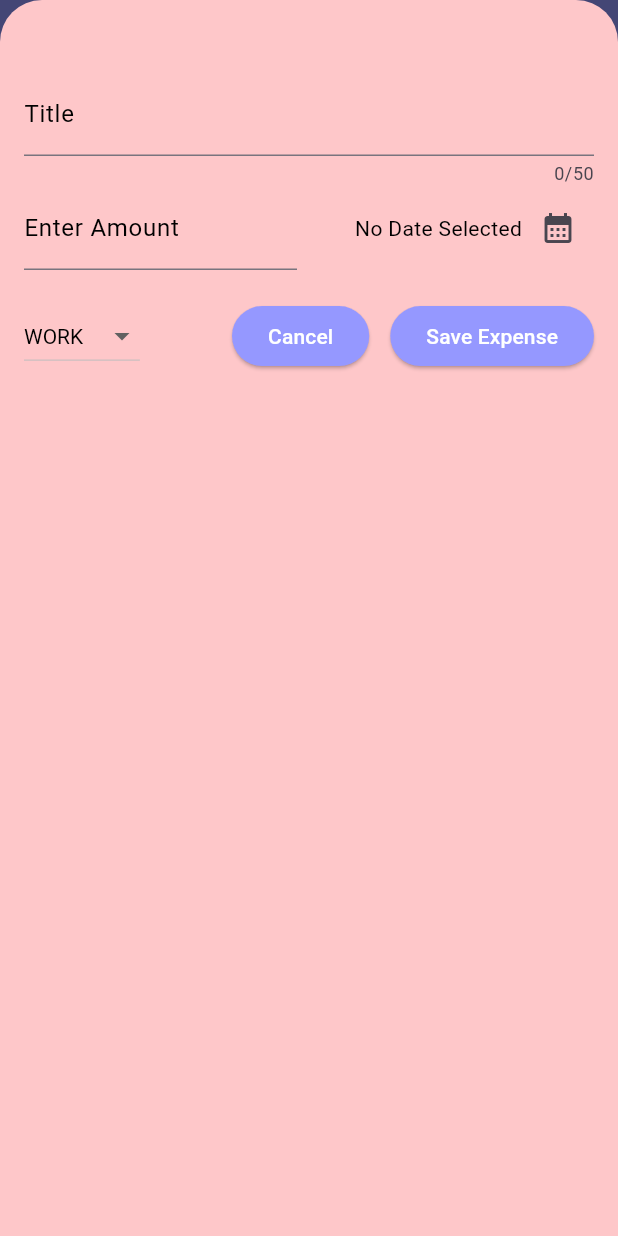
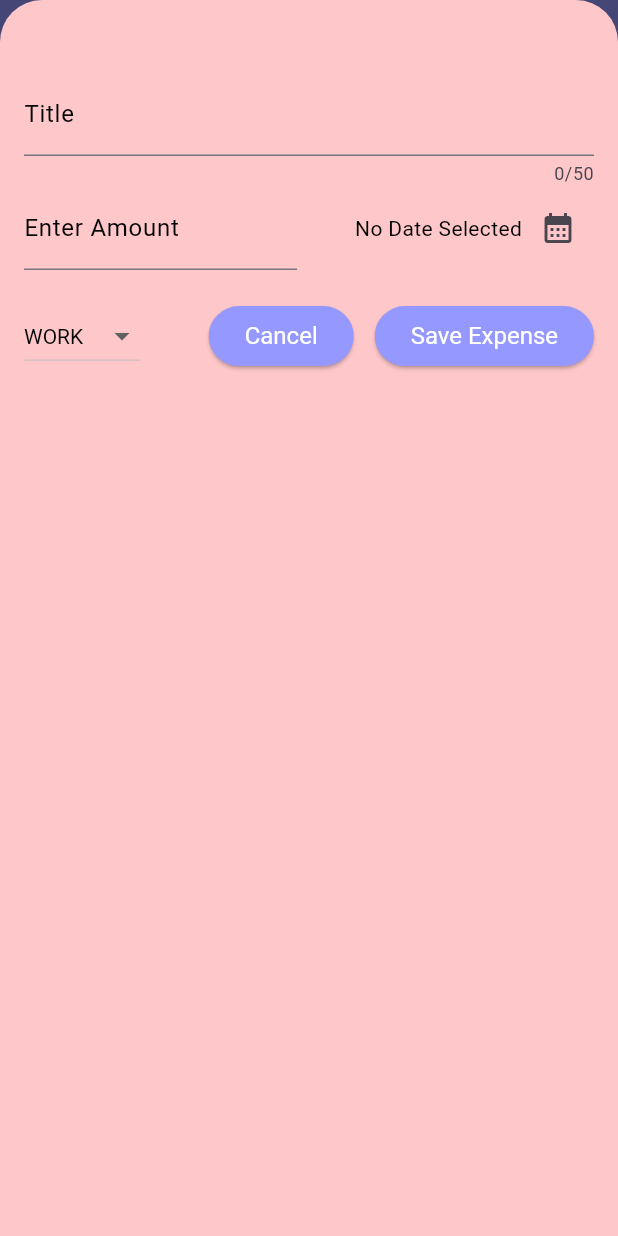
Before and after one commit to ajax-39/Flutter_BudgetBuddy, a Flutter app: the screen it shows after launch, after a tap on the "add" icon, on a phone screen of 412 x 824 dp. Run offline on Flutter 3.47's test engine with Material 3 defaults, Android fonts, the phone set to English and light mode, and no system bars.

```diff
--- a/lib/main.dart
+++ b/lib/main.dart
@@ -1,9 +1,16 @@
 import 'package:flutter/material.dart';
 import 'package:expense_tracker/widgets/expenses.dart';
+// import 'package:flutter/services.dart';
 
 var kDarkColorScheme = ColorScheme.fromSeed(seedColor: Colors.black);
 
 void main() {
+  //set the orientation
+  //lock in portrait
+  // WidgetsFlutterBinding.ensureInitialized();
+  // SystemChrome.setPreferredOrientations([
+  //   DeviceOrientation.portraitUp,
+  // ]).then((fn) {});
   runApp(
     MaterialApp(
       //setting up theme
@@ -32,9 +39,11 @@ void main() {
         //button theme
         elevatedButtonTheme: ElevatedButtonThemeData(
           style: ElevatedButton.styleFrom(
-            backgroundColor: const Color(0xFF9598ff),
-            foregroundColor: Colors.white,
-          ),
+              backgroundColor: const Color(0xFF9598ff),
+              foregroundColor: Colors.white,
+              textStyle: TextStyle(
+                fontSize: 16,
+              )),
         ),
         textTheme: const TextTheme(
           titleLarge: TextStyle(
--- a/lib/widgets/expenses.dart
+++ b/lib/widgets/expenses.dart
@@ -3,6 +3,7 @@ import 'package:expense_tracker/widgets/new_expense.dart';
 import 'package:flutter/material.dart';
 import 'package:expense_tracker/models/expenses.dart';
 import 'package:expense_tracker/widgets/expenses_list/expenses_list.dart';
+import 'package:flutter/widgets.dart';
 
 class Expenses extends StatefulWidget {
   const Expenses({super.key});
@@ -99,6 +100,9 @@ class _ExpensesState extends State<Expenses> {
 
   @override
   Widget build(context) {
+    //find available width
+    var width = MediaQuery.of(context).size.width;
+
     Widget mainContent = const Center(
       child: Text('No Expense found.Start adding some!'),
     );
@@ -121,7 +125,8 @@ class _ExpensesState extends State<Expenses> {
         ],
       ),
       //
-      body: Column(
+      body: (width < 600)
+          ? Column(
               children: [
                 const SizedBox(
                   height: 10,
@@ -131,6 +136,17 @@ class _ExpensesState extends State<Expenses> {
                   child: mainContent,
                 ),
               ],
+            )
+          : Row(
+              children: [
+                const SizedBox(
+                  height: 10,
+                ),
+                Expanded(child: Chart(expenses: registerdExpenses)),
+                Expanded(
+                  child: mainContent,
+                ),
+              ],
             ),
     );
   }
--- a/lib/widgets/new_expense.dart
+++ b/lib/widgets/new_expense.dart
@@ -104,8 +104,15 @@ class _NewExpenseState extends State<NewExpense> {
 
   @override
   Widget build(context) {
-    return Padding(
-      padding: const EdgeInsets.fromLTRB(16, 48, 16, 16),
+    //overlapping keyboard
+
+    final keyboard = MediaQuery.of(context).viewInsets.bottom;
+
+    return SizedBox(
+      height: double.infinity,
+      child: SingleChildScrollView(
+        child: Padding(
+          padding: EdgeInsets.fromLTRB(16, 48, 16, 16 + keyboard),
           child: Column(
             children: [
               //input the data
@@ -218,6 +225,8 @@ class _NewExpenseState extends State<NewExpense> {
               ),
             ],
           ),
+        ),
+      ),
     );
   }
 }
```
Lines whose indentation alone changed are shown as unchanged.
